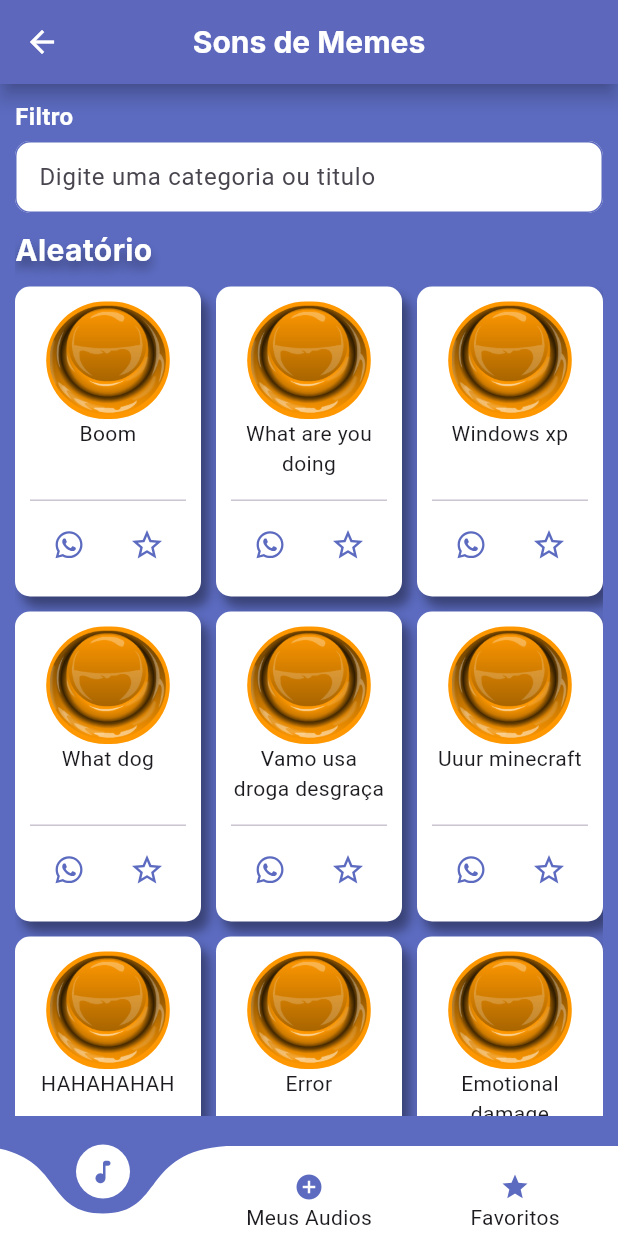
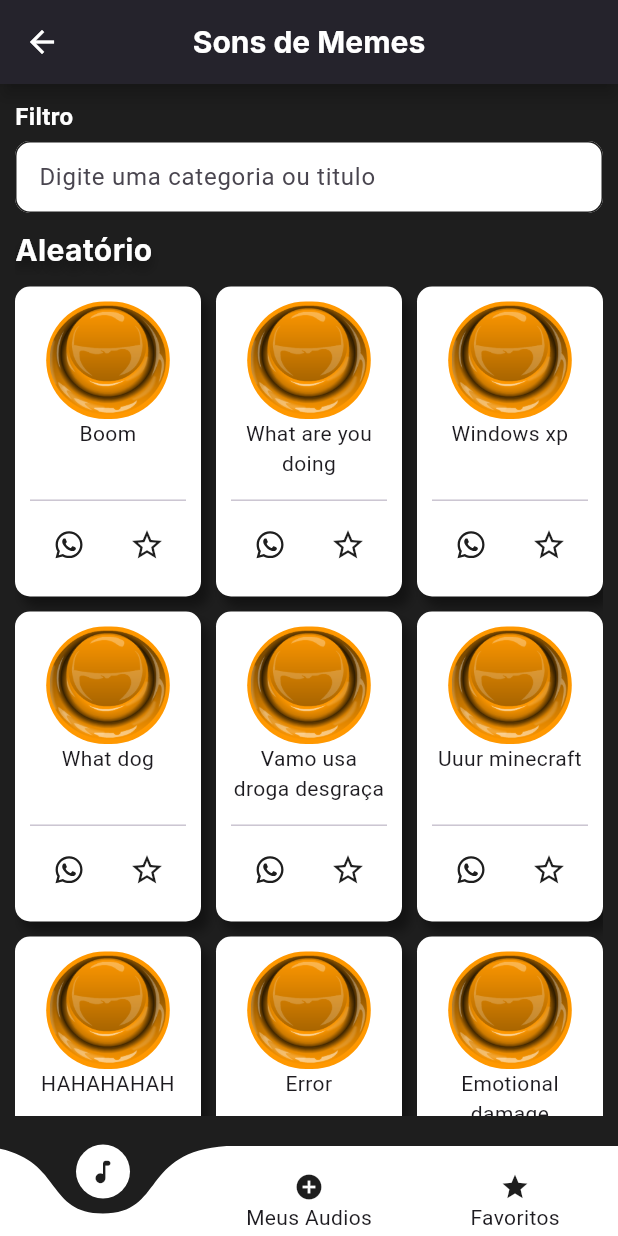
Before and after one commit to lucas3g/sons_memes, a Flutter app: the screen it shows after launch, on a phone screen of 412 x 824 dp. Run offline on Flutter 3.47's test engine with Material 2 defaults, Android fonts, the light colour scheme and no system bars; drawn by our look-alikes of curved_navigation_bar; our stand-ins replace audioplayers, bot_toast, dio, equatable, file_picker, flutter_mobx and 8 more; missing offline and left inert: file_saver; accounts and stored records are empty; generated files the repository leaves out were written again; statements that could not run were skipped.

Commit message:
styles: changed color

```diff
--- a/lib/app/modules/home/submodules/lista_audios/presenter/lista_audios_page.dart
+++ b/lib/app/modules/home/submodules/lista_audios/presenter/lista_audios_page.dart
@@ -81,6 +81,16 @@ class _ListaAudiosPageState extends State<ListaAudiosPage> {
 
                 final categorias = widget.getAudiosStore.getCategorias();
 
+                if (categorias.isEmpty) {
+                  return Center(
+                    child: Text(
+                      'Nenhum som encontado :(',
+                      style: AppTheme.textStyles.titleAppBar,
+                      textAlign: TextAlign.center,
+                    ),
+                  );
+                }
+
                 return ListView.builder(
                     itemCount: categorias.length,
                     itemBuilder: (context, index) {
--- a/lib/app/theme/app_colors.dart
+++ b/lib/app/theme/app_colors.dart
@@ -59,7 +59,7 @@ class AppColorDefault implements AppColors {
   //009342 - PAPAGAIO - cf1f36 BIO //004357 Cor legal
   //246EE9 Royal Blue //FF2400 Scarlet Red //3EB489 Mint Green
   @override
-  String get colorFinal => '5C6BC0';
+  String get colorFinal => '1E1E1E';
 
   @override
   int get hexFinal => int.parse('$hex$colorFinal');
```
